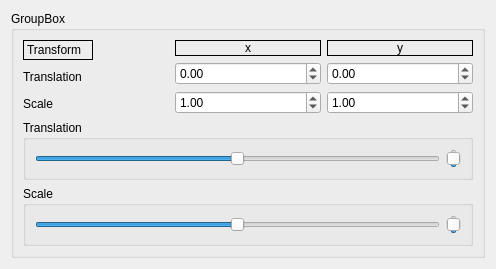
albertllopart/QT-Projects, file QT-Projects-9ffde45272023ece2f312d9e52dfeeb4ea44e85e/dia2/widget2dtransform.ui: the form before one commit.
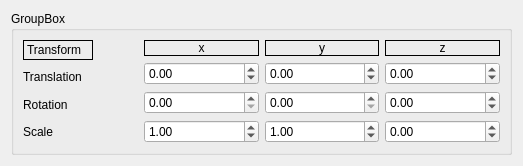
The form after the commit.

```diff
--- a/QT-Projects-9ffde45272023ece2f312d9e52dfeeb4ea44e85e/dia2/widget2dtransform.ui
+++ b/QT-Projects-9ffde45272023ece2f312d9e52dfeeb4ea44e85e/dia2/widget2dtransform.ui
@@ -6,8 +6,8 @@
    <rect>
     <x>0</x>
     <y>0</y>
-    <width>496</width>
-    <height>254</height>
+    <width>523</width>
+    <height>153</height>
    </rect>
   </property>
   <property name="minimumSize">
@@ -68,6 +68,13 @@
             </property>
            </widget>
           </item>
+          <item>
+           <widget class="QLabel" name="label_2">
+            <property name="text">
+             <string>Rotation</string>
+            </property>
+           </widget>
+          </item>
           <item>
            <widget class="QLabel" name="label_transform_scale">
             <property name="text">
@@ -108,6 +115,9 @@
             </property>
            </widget>
           </item>
+          <item>
+           <widget class="QDoubleSpinBox" name="doubleSpinBox_transform_rotation_x"/>
+          </item>
           <item>
            <widget class="QDoubleSpinBox" name="doubleSpinBox_transform_scale_x">
             <property name="minimum">
@@ -154,6 +164,9 @@
             </property>
            </widget>
           </item>
+          <item>
+           <widget class="QDoubleSpinBox" name="doubleSpinBox_transform_rotation_y"/>
+          </item>
           <item>
            <widget class="QDoubleSpinBox" name="doubleSpinBox_transform_scale_y">
             <property name="minimum">
@@ -169,102 +182,61 @@
           </item>
          </layout>
         </item>
+        <item>
+         <layout class="QVBoxLayout" name="verticalLayout">
+          <item>
+           <widget class="QLabel" name="label">
+            <property name="minimumSize">
+             <size>
+              <width>30</width>
+              <height>0</height>
+             </size>
+            </property>
+            <property name="frameShape">
+             <enum>QFrame::Panel</enum>
+            </property>
+            <property name="text">
+             <string>z</string>
+            </property>
+            <property name="alignment">
+             <set>Qt::AlignCenter</set>
+            </property>
+           </widget>
+          </item>
+          <item>
+           <widget class="QDoubleSpinBox" name="doubleSpinBox_position_z">
+            <property name="minimum">
+             <double>-9999.000000000000000</double>
+            </property>
+            <property name="maximum">
+             <double>9999.000000000000000</double>
+            </property>
+           </widget>
+          </item>
+          <item>
+           <widget class="QDoubleSpinBox" name="doubleSpinBox_rotation_z">
+            <property name="minimum">
+             <double>-9999.000000000000000</double>
+            </property>
+            <property name="maximum">
+             <double>9999.000000000000000</double>
+            </property>
+           </widget>
+          </item>
+          <item>
+           <widget class="QDoubleSpinBox" name="doubleSpinBox_scale_z">
+            <property name="minimum">
+             <double>-9999.000000000000000</double>
+            </property>
+            <property name="maximum">
+             <double>9999.000000000000000</double>
+            </property>
+           </widget>
+          </item>
+         </layout>
+        </item>
        </layout>
       </item>
-      <item row="2" column="0">
-       <widget class="QGroupBox" name="groupBox_3">
-        <property name="minimumSize">
-         <size>
-          <width>0</width>
-          <height>60</height>
-         </size>
-        </property>
-        <property name="title">
-         <string>Scale</string>
-        </property>
-        <layout class="QGridLayout" name="gridLayout_3">
-         <item row="0" column="0">
-          <widget class="QSlider" name="horizontalSliderScale">
-           <property name="maximum">
-            <number>10</number>
-           </property>
-           <property name="singleStep">
-            <number>1</number>
-           </property>
-           <property name="value">
-            <number>5</number>
-           </property>
-           <property name="orientation">
-            <enum>Qt::Horizontal</enum>
-           </property>
-          </widget>
-         </item>
-         <item row="0" column="1">
-          <widget class="QSlider" name="verticalSliderScale">
-           <property name="maximum">
-            <number>10</number>
-           </property>
-           <property name="value">
-            <number>5</number>
-           </property>
-           <property name="orientation">
-            <enum>Qt::Vertical</enum>
-           </property>
-          </widget>
-         </item>
-        </layout>
-       </widget>
-      </item>
-      <item row="1" column="0">
-       <widget class="QGroupBox" name="groupBox_2">
-        <property name="minimumSize">
-         <size>
-          <width>0</width>
-          <height>60</height>
-         </size>
-        </property>
-        <property name="title">
-         <string>Translation</string>
-        </property>
-        <layout class="QGridLayout" name="gridLayout_4">
-         <item row="0" column="0">
-          <widget class="QSlider" name="horizontalSliderPosition">
-           <property name="maximum">
-            <number>10</number>
-           </property>
-           <property name="value">
-            <number>5</number>
-           </property>
-           <property name="orientation">
-            <enum>Qt::Horizontal</enum>
-           </property>
-          </widget>
-         </item>
-         <item row="0" column="1">
-          <widget class="QSlider" name="verticalSliderPosition">
-           <property name="minimumSize">
-            <size>
-             <width>0</width>
-             <height>0</height>
-            </size>
-           </property>
-           <property name="minimum">
-            <number>0</number>
-           </property>
-           <property name="maximum">
-            <number>10</number>
-           </property>
-           <property name="value">
-            <number>5</number>
-           </property>
-           <property name="orientation">
-            <enum>Qt::Vertical</enum>
-           </property>
-          </widget>
-         </item>
-        </layout>
-       </widget>
-      </item>
      </layout>
     </widget>
    </item>
```
